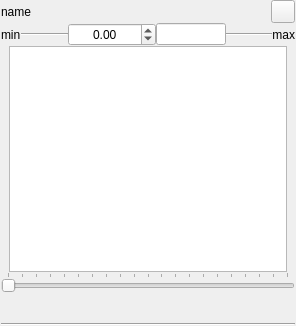
Before: the Qt Designer form qtfuzzylite/ui/Viewer.ui in fuzzylite/fuzzylite, drawn with Qt 5.
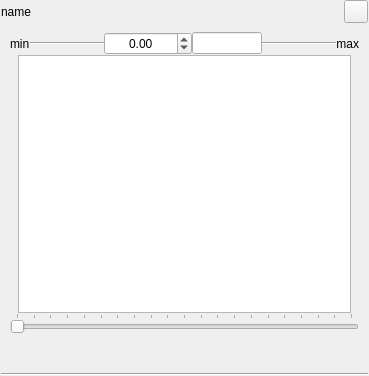
After: the same form once the commit is applied. Icons and pictures are not drawn.

Commit message: Button added to Viewer. Changed some icons. Still working on functionality of showing/hiding outputs

What changed in the file:
```diff
--- a/qtfuzzylite/ui/Viewer.ui
+++ b/qtfuzzylite/ui/Viewer.ui
@@ -6,12 +6,12 @@
    <rect>
     <x>0</x>
     <y>0</y>
-    <width>296</width>
-    <height>326</height>
+    <width>369</width>
+    <height>376</height>
    </rect>
   </property>
   <property name="sizePolicy">
-   <sizepolicy hsizetype="MinimumExpanding" vsizetype="MinimumExpanding">
+   <sizepolicy hsizetype="MinimumExpanding" vsizetype="Minimum">
     <horstretch>0</horstretch>
     <verstretch>0</verstretch>
    </sizepolicy>
@@ -36,11 +36,6 @@
     <number>0</number>
    </property>
    <item>
-    <layout class="QVBoxLayout" name="mainLayout">
-     <property name="spacing">
-      <number>0</number>
-     </property>
-     <item>
       <layout class="QHBoxLayout" name="horizontalLayout">
        <property name="topMargin">
         <number>0</number>
@@ -78,6 +73,12 @@
       </layout>
      </item>
      <item>
+    <widget class="QWidget" name="mainWidget" native="true">
+     <layout class="QVBoxLayout" name="mainLayout">
+      <property name="spacing">
+       <number>0</number>
+      </property>
+      <item>
       <layout class="QHBoxLayout" name="horizontalLayout_7">
        <property name="bottomMargin">
         <number>0</number>
@@ -319,6 +320,7 @@
       </layout>
      </item>
     </layout>
+    </widget>
    </item>
    <item>
     <widget class="Line" name="bottom_line">
```
Left out of the diff: 9 changed lines with no effect on the pictures. Lines whose indentation alone changed are shown as unchanged. The commit also changes 10 other files.
